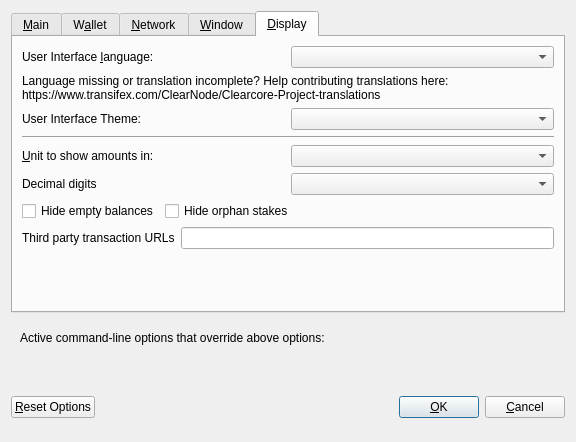
decenomy/UCR, file src/qt/forms/optionsdialog.ui: the form before one commit.
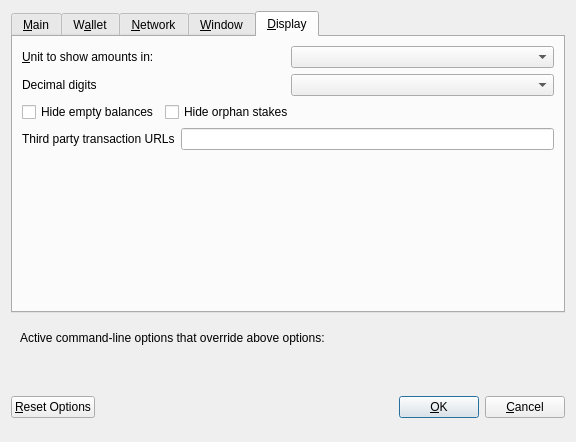
The form after the commit. Custom widgets are drawn as their Qt base class.

Patch:
```diff
--- a/src/qt/forms/optionsdialog.ui
+++ b/src/qt/forms/optionsdialog.ui
@@ -484,7 +484,7 @@
        <string>&amp;Display</string>
       </attribute>
       <layout class="QVBoxLayout" name="verticalLayout_Display">
-       <item>
+       <!--<item>
         <layout class="QHBoxLayout" name="horizontalLayout_1_Display">
          <item>
           <widget class="QLabel" name="langLabel">
@@ -557,7 +557,7 @@
           <enum>Qt::Horizontal</enum>
          </property>
         </widget>
-       </item>
+       </item>-->
        <item>
         <layout class="QHBoxLayout" name="horizontalLayout_3_Display">
          <item>
```
